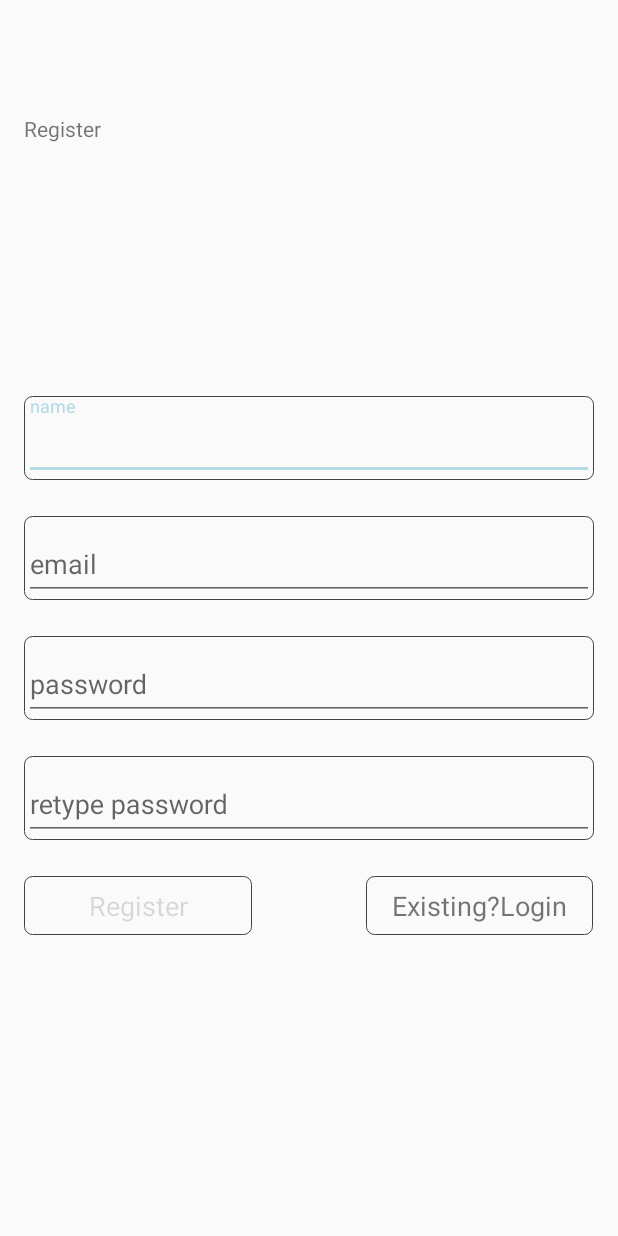
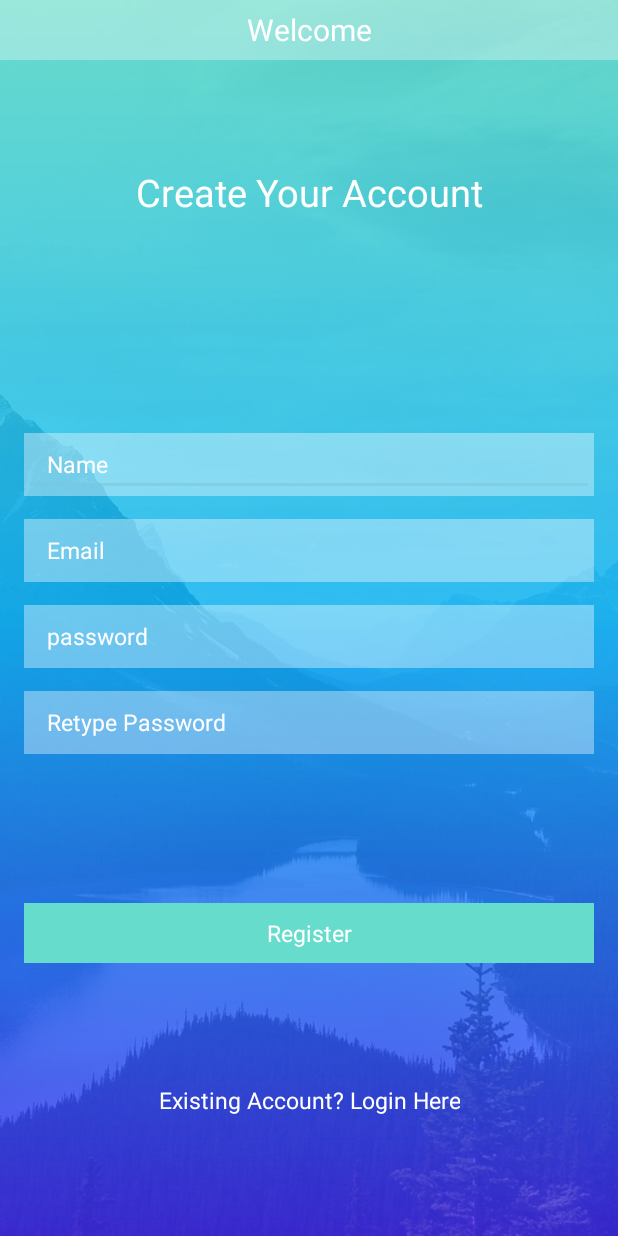
Before and after one commit to ns-jeeb/shingrani_community_app, an Android app: the RegistrationActivity screen opened directly, with no data from a screen before it, on a phone screen of 412 x 824 dp. Run offline under Robolectric (Android 15) with nearby library versions, the phone set to English and light mode, and no system bars; our stand-ins replace data binding.

Commit message:
login and registration page ui completed

```diff
--- /dev/null
+++ b/app/src/main/res/drawable/login_gradient.xml
@@ -0,0 +1,13 @@
+<?xml version="1.0" encoding="utf-8"?>
+<shape android:shape="rectangle"
+    xmlns:android="http://schemas.android.com/apk/res/android">
+
+    <gradient
+        android:angle="270"
+        android:startColor="#C944D5BF"
+        android:centerColor="#C900B7FF"
+        android:endColor="#C9432EFD"
+
+        />
+
+</shape>
--- /dev/null
+++ b/app/src/main/res/drawable/rounded_button.xml
@@ -0,0 +1,11 @@
+<?xml version="1.0" encoding="utf-8"?>
+<shape xmlns:android="http://schemas.android.com/apk/res/android"
+    android:shape="rectangle"
+    android:padding="10dp">
+    <solid android:color="#66DCCD"/>
+    <corners
+        android:bottomRightRadius="0dp"
+        android:bottomLeftRadius="0dp"
+        android:topLeftRadius="0dp"
+        android:topRightRadius="0dp"/>
+</shape>
--- /dev/null
+++ b/app/src/main/res/drawable/rounded_edittext.xml
@@ -0,0 +1,11 @@
+<?xml version="1.0" encoding="utf-8"?>
+<shape xmlns:android="http://schemas.android.com/apk/res/android"
+    android:shape="rectangle"
+    android:padding="10dp">
+    <solid android:color="#60FFFFFF"/>
+    <corners
+        android:bottomRightRadius="0dp"
+        android:bottomLeftRadius="0dp"
+        android:topLeftRadius="0dp"
+        android:topRightRadius="0dp"/>
+</shape>
--- a/app/src/main/res/layout/registeration_activity.xml
+++ b/app/src/main/res/layout/registeration_activity.xml
@@ -8,46 +8,80 @@
         android:id="@+id/container"
         android:layout_width="match_parent"
         android:layout_height="match_parent"
-        android:paddingLeft="@dimen/activity_horizontal_margin"
-        android:paddingTop="@dimen/activity_vertical_margin"
-        android:paddingRight="@dimen/activity_horizontal_margin"
-        android:paddingBottom="@dimen/activity_vertical_margin"
-        tools:context=".authenticate.register.RegistrationActivity">
+        tools:context=".authenticate.register.RegistrationActivity"
+        android:background="@drawable/login_background">
 
 
         <TextView
+            android:id="@+id/textView"
             android:layout_width="match_parent"
-            android:layout_height="0dp"
+            android:layout_height="match_parent"
+            android:background="@drawable/login_gradient"
+            app:layout_constraintStart_toStartOf="parent" />
+
+        <TextView
+            android:layout_width="match_parent"
+            android:layout_height="40dp"
+            android:background="#55FFFFFF"
+            android:gravity="center"
+            android:text="Welcome"
+            android:textColor="@color/login_text_color"
+            android:textSize="20dp"
+            app:layout_constraintBottom_toTopOf="@+id/txt_register_name"
+            app:layout_constraintStart_toStartOf="parent"
+            app:layout_constraintTop_toTopOf="parent"
+            app:layout_constraintVertical_bias="0" />
+
+
+        <TextView
+            android:id="@+id/txt_register_name"
+            android:layout_width="match_parent"
+            android:layout_height="wrap_content"
+            android:layout_marginTop="96dp"
+            android:gravity="center"
+            android:text="Create Your Account"
+            android:textColor="@color/login_text_color"
+            android:textSize="25sp"
+            app:layout_constraintBottom_toTopOf="@+id/register_form"
             app:layout_constraintHeight_percent="0.1"
             app:layout_constraintStart_toStartOf="parent"
             app:layout_constraintTop_toTopOf="parent"
-            android:id="@+id/txt_register_name"
-            android:gravity="bottom"
-            android:text="Register"/>
+            app:layout_constraintVertical_bias="0.091" />
 
         <LinearLayout
             android:id="@+id/register_form"
             android:layout_width="match_parent"
             android:layout_height="wrap_content"
             android:orientation="vertical"
+            android:paddingLeft="@dimen/activity_horizontal_margin"
+            android:paddingRight="@dimen/activity_horizontal_margin"
             app:layout_constraintBottom_toBottomOf="parent"
-            app:layout_constraintTop_toTopOf="parent">
+            app:layout_constraintTop_toTopOf="parent"
+            app:layout_constraintVertical_bias="0.473"
+            tools:layout_editor_absoluteX="0dp">
 
             <com.google.android.material.textfield.TextInputLayout
                 android:layout_width="match_parent"
                 android:layout_height="wrap_content"
                 android:layout_marginBottom="@dimen/header_1"
-                android:background="@drawable/auth_fields_bg">
+                android:background="@drawable/rounded_edittext"
+                android:textColor="@color/login_text_color"
+                android:textColorHint="@color/login_text_color"
+                app:hintEnabled="false">
 
                 <AutoCompleteTextView
                     android:id="@+id/register_name"
                     android:layout_width="match_parent"
-                    android:layout_height="wrap_content"
-                    android:hint="name"
+                    android:layout_height="match_parent"
+                    android:backgroundTint="@android:color/transparent"
+                    android:hint="Name"
                     android:inputType="text"
                     android:maxLines="1"
+                    android:paddingLeft="15dp"
                     android:singleLine="true"
-                    android:textSize="18sp" />
+                    android:textColor="@color/login_text_color"
+                    android:textColorHint="@color/login_text_color"
+                    android:textSize="15sp" />
 
             </com.google.android.material.textfield.TextInputLayout>
 
@@ -55,17 +89,24 @@
                 android:layout_width="match_parent"
                 android:layout_height="wrap_content"
                 android:layout_marginBottom="@dimen/header_1"
-                android:background="@drawable/auth_fields_bg">
+                android:background="@drawable/rounded_edittext"
+                android:textColor="@color/login_text_color"
+                android:textColorHint="@color/login_text_color"
+                app:hintEnabled="false">
 
                 <AutoCompleteTextView
                     android:id="@+id/register_username"
                     android:layout_width="match_parent"
-                    android:layout_height="wrap_content"
-                    android:hint="email"
+                    android:layout_height="match_parent"
+                    android:backgroundTint="@android:color/transparent"
+                    android:hint="Email"
                     android:inputType="textEmailAddress"
                     android:maxLines="1"
+                    android:paddingLeft="15dp"
                     android:singleLine="true"
-                    android:textSize="18sp" />
+                    android:textColor="@color/login_text_color"
+                    android:textColorHint="@color/login_text_color"
+                    android:textSize="15sp" />
 
             </com.google.android.material.textfield.TextInputLayout>
 
@@ -73,77 +114,92 @@
                 android:layout_width="match_parent"
                 android:layout_height="wrap_content"
                 android:layout_marginBottom="@dimen/header_1"
-                android:background="@drawable/auth_fields_bg">
+                android:background="@drawable/rounded_edittext"
+                android:textColor="@color/login_text_color"
+                android:textColorHint="@color/login_text_color"
+                app:hintEnabled="false">
 
                 <AutoCompleteTextView
                     android:id="@+id/register_password"
                     android:layout_width="match_parent"
-                    android:layout_height="wrap_content"
+                    android:layout_height="match_parent"
+                    android:backgroundTint="@android:color/transparent"
                     android:hint="password"
                     android:imeActionId="6"
                     android:imeActionLabel="@string/registration_user"
                     android:imeOptions="actionUnspecified"
                     android:inputType="textPassword"
                     android:maxLines="1"
-                    android:singleLine="true" />
+                    android:paddingLeft="15dp"
+                    android:singleLine="true"
+                    android:textColor="@color/login_text_color"
+                    android:textColorHint="@color/login_text_color"
+                    android:textSize="15sp" />
 
             </com.google.android.material.textfield.TextInputLayout>
 
             <com.google.android.material.textfield.TextInputLayout
                 android:layout_width="match_parent"
                 android:layout_height="wrap_content"
-                android:background="@drawable/auth_fields_bg">
+                android:background="@drawable/rounded_edittext"
+                android:textColor="@color/login_text_color"
+                android:textColorHint="@color/login_text_color"
+                app:hintEnabled="false">
 
                 <AutoCompleteTextView
                     android:id="@+id/register_password_conform"
                     android:layout_width="match_parent"
                     android:layout_height="wrap_content"
-                    android:hint="retype password"
+                    android:backgroundTint="@android:color/transparent"
+                    android:hint="Retype Password"
                     android:imeActionId="6"
                     android:imeActionLabel="@string/registration_user"
                     android:imeOptions="actionUnspecified"
                     android:inputType="textPassword"
                     android:maxLines="1"
-                    android:singleLine="true" />
+                    android:paddingLeft="15dp"
+                    android:singleLine="true"
+                    android:textColor="@color/login_text_color"
+                    android:textColorHint="@color/login_text_color"
+                    android:textSize="15sp" />
 
             </com.google.android.material.textfield.TextInputLayout>
 
         </LinearLayout>
 
-        <LinearLayout
+        <TextView
+            android:id="@+id/btn_register"
+            android:layout_marginRight="@dimen/activity_horizontal_margin"
+            android:layout_marginLeft="@dimen/activity_horizontal_margin"
             android:layout_width="match_parent"
-            android:layout_height="0dp"
-            android:orientation="horizontal"
-            app:layout_constraintHeight_percent="0.05"
-            android:layout_marginTop="@dimen/header_1"
-            android:weightSum="1"
-            app:layout_constraintTop_toBottomOf="@+id/register_form">
+            android:layout_height="40dp"
+            android:layout_weight="0.4"
+            android:textColor="@color/login_text_color"
+            android:background="@drawable/rounded_button"
+            android:gravity="center"
+            android:text="Register"
+            android:textSize="15sp"
+            app:layout_constraintBottom_toBottomOf="@+id/textView"
+            app:layout_constraintEnd_toEndOf="parent"
+            app:layout_constraintHorizontal_bias="0.498"
+            app:layout_constraintStart_toStartOf="parent"
+            app:layout_constraintTop_toBottomOf="@+id/register_form"
+            app:layout_constraintVertical_bias="0.354" />
 
-            <TextView
-                android:layout_width="0dp"
-                android:layout_height="match_parent"
-                android:id="@+id/btn_register"
-                android:background="@drawable/auth_fields_bg"
-                android:textSize="18sp"
-                android:layout_weight="0.4"
-                android:gravity="center"
-                android:text="Register"/>
-            <View
-                android:layout_width="0dp"
-                android:layout_weight="0.2"
-                android:layout_height="2dp"/>
 
-            <TextView
-                android:layout_width="0dp"
-                android:layout_height="match_parent"
-                android:id="@+id/btn_joining_permission"
-                android:textSize="18sp"
-                android:gravity="center"
-                android:background="@drawable/auth_fields_bg"
-                android:layout_weight="0.4"
-                android:text="Existing?Login"/>
-
-        </LinearLayout>
+        <TextView
+            android:id="@+id/btn_joining_permission"
+            android:layout_width="wrap_content"
+            android:layout_height="wrap_content"
+            android:layout_weight="0.4"
+            android:textColor="@color/login_text_color"
+            android:gravity="center"
+            android:text="Existing Account? Login Here"
+            android:textSize="15sp"
+            app:layout_constraintBottom_toBottomOf="@+id/textView"
+            app:layout_constraintEnd_toEndOf="parent"
+            app:layout_constraintStart_toStartOf="parent"
+            app:layout_constraintTop_toBottomOf="@+id/btn_register" />
 
         <ProgressBar
             android:id="@+id/loading"
--- a/app/src/main/res/values/colors.xml
+++ b/app/src/main/res/values/colors.xml
@@ -10,4 +10,6 @@
     <color name="pre_view_text_top_color">#df1c2522</color>
     <color name="pre_view_text_bottom_color">#c9c7faed</color>
     <color name="btn_auth_selected_color">#C93A3C3C</color>
+    <color name="login_transparency">#A90FF326</color>
+    <color name="login_text_color">#FFFFFF</color>
 </resources>
--- a/app/src/main/res/values/dimens.xml
+++ b/app/src/main/res/values/dimens.xml
@@ -4,7 +4,7 @@
     <dimen name="activity_vertical_margin">16dp</dimen>
     <dimen name="fab_margin">20dp</dimen>
     <dimen name="appbar_padding_top">8dp</dimen>
-    <dimen name="header_1">24sp</dimen>
+    <dimen name="header_1">15sp</dimen>
     <dimen name="header_2">20sp</dimen>
     <dimen name="header_3">18sp</dimen>
     <dimen name="header_4">16sp</dimen>
--- a/build.gradle
+++ b/build.gradle
@@ -8,7 +8,7 @@ buildscript {
 
     }
     dependencies {
-        classpath 'com.android.tools.build:gradle:3.5.0'
+        classpath 'com.android.tools.build:gradle:3.6.1'
         classpath "org.jetbrains.kotlin:kotlin-gradle-plugin:$kotlin_version"
         // NOTE: Do not place your application dependencies here; they belong
         // in the individual module build.gradle files
```
Also changed, not shown: app/src/main/res/drawable/example_gradient.xml (added, +12 -0 lines), app/src/main/res/layout/activity_login.xml (+104 -46 lines), app/src/main/res/drawable-mdpi/login_background.jpg (added), app/src/main/res/drawable-mdpi/login_background2.jpg (added), gradle/wrapper/gradle-wrapper.properties.
